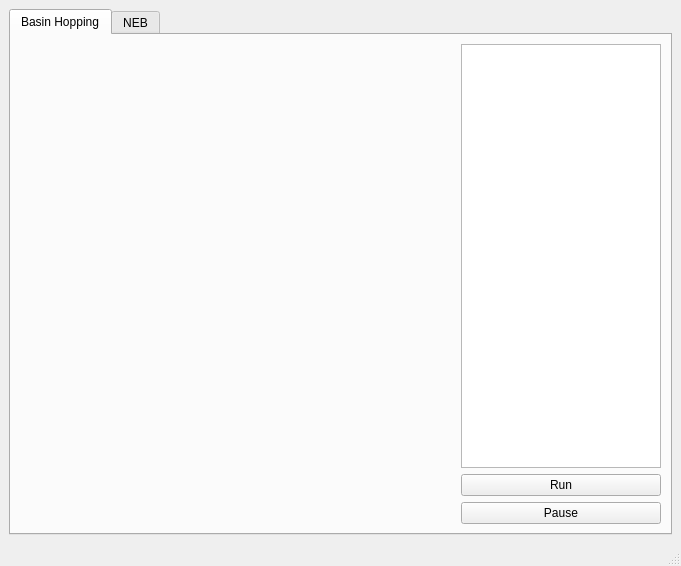
Above: examples/gui/MainWindow.ui from pele-python/pele before the change. Below: the same form after it.
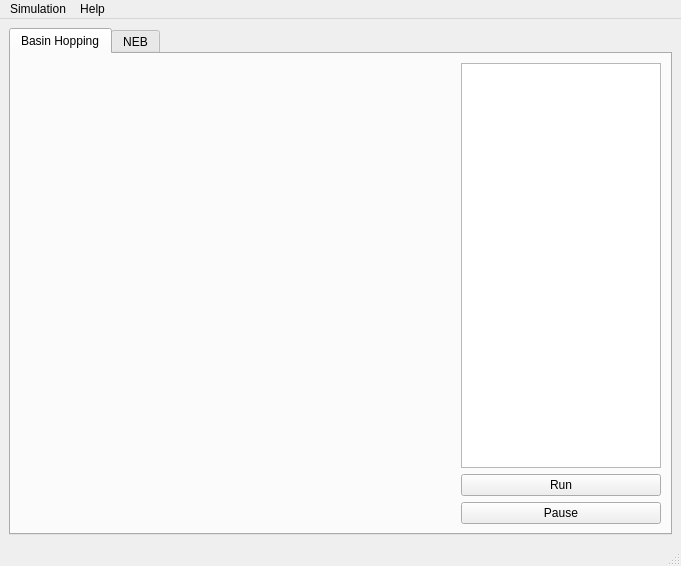
That is the form after the change. Custom widgets are drawn as their Qt base class.

Commit message: system class, dialog for system size

The edit to the form file:
```diff
--- a/examples/gui/MainWindow.ui
+++ b/examples/gui/MainWindow.ui
@@ -215,6 +215,19 @@
      <height>23</height>
     </rect>
    </property>
+   <widget class="QMenu" name="menuSimulation">
+    <property name="title">
+     <string>Simulation</string>
+    </property>
+    <addaction name="actionNew"/>
+   </widget>
+   <widget class="QMenu" name="menuHelp">
+    <property name="title">
+     <string>Help</string>
+    </property>
+   </widget>
+   <addaction name="menuSimulation"/>
+   <addaction name="menuHelp"/>
   </widget>
   <widget class="QStatusBar" name="statusbar"/>
   <action name="actionBla">
```
Left out of the diff: 32 changed lines with no effect on the pictures. The commit also changes 6 other files.
